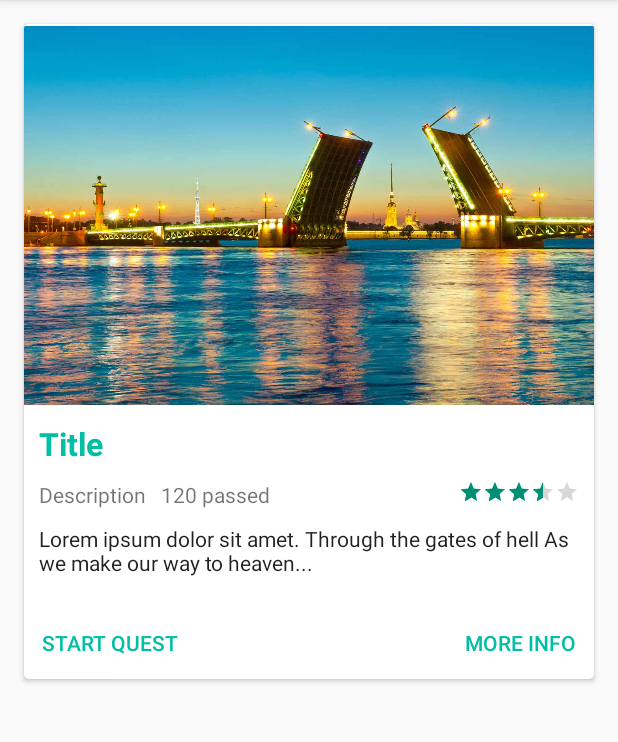
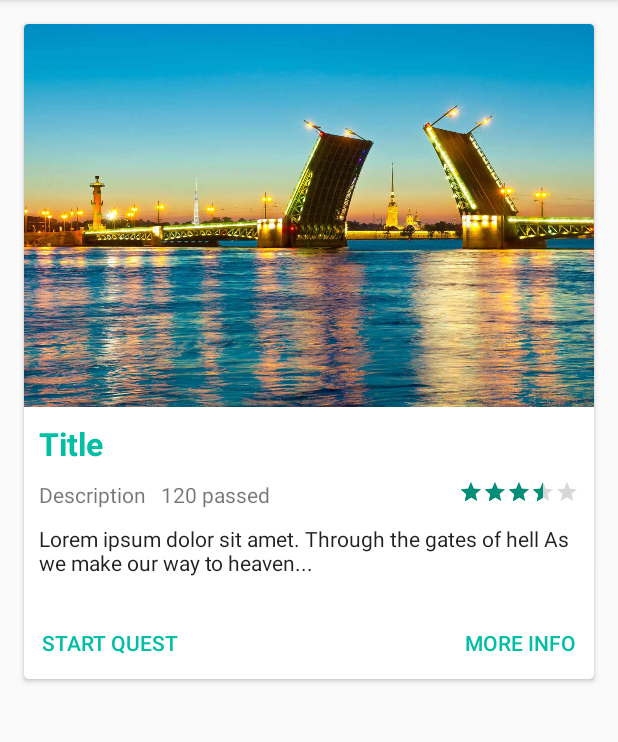
Before and after one commit to karvozavr/CityQuest, an Android app: the QuestInfoActivity screen opened directly, with no data from a screen before it, on a phone screen of 412 x 824 dp, the part 84-826 px from its top. Run offline under Robolectric (Android 15) with nearby library versions, the phone set to English and light mode, and no system bars; our stand-ins replace Picasso; pictures from the network do not load; 1 statement that could not run was skipped.

Commit message:
Add image loading from internet. Modify constructing questInfo in API. Lena strikes back.

```diff
--- a/CityQuest/app/build.gradle
+++ b/CityQuest/app/build.gradle
@@ -48,4 +48,6 @@ dependencies {
     compile 'com.google.android.gms:play-services-auth:11.8.0'
     // Drive
     implementation 'com.google.android.gms:play-services-drive:11.8.0'
+    // Picasso - image downloading library
+    compile 'com.squareup.picasso:picasso:2.5.2'
 }
--- a/CityQuest/app/src/main/java/ru/spbau/mit/karvozavr/api/utils/QuestInfoDeserializer.java
+++ b/CityQuest/app/src/main/java/ru/spbau/mit/karvozavr/api/utils/QuestInfoDeserializer.java
@@ -28,6 +28,6 @@ public class QuestInfoDeserializer implements JsonDeserializer<QuestInfo> {
         String description = jsonQuestInfoFields.get("description").getAsString();
         Integer rating = jsonQuestInfoFields.get("rating").getAsInt();
 
-        return new QuestInfo(id, title, author, null, avgDistance, description, (float)rating / peoplePassed, peoplePassed);
+        return new QuestInfo(id, title, author, image, avgDistance, description, (float)rating / peoplePassed, peoplePassed);
     }
 }
--- a/CityQuest/app/src/main/java/ru/spbau/mit/karvozavr/cityquest/quest/FinalQuestStep.java
+++ b/CityQuest/app/src/main/java/ru/spbau/mit/karvozavr/cityquest/quest/FinalQuestStep.java
@@ -2,13 +2,11 @@ package ru.spbau.mit.karvozavr.cityquest.quest;
 
 import android.app.Activity;
 import android.app.AlertDialog;
-import android.content.Intent;
 import android.support.v7.widget.AppCompatRatingBar;
 import android.view.View;
 import android.widget.Button;
 
 import ru.spbau.mit.karvozavr.cityquest.R;
-import ru.spbau.mit.karvozavr.cityquest.ui.QuestGalleryActivity;
 
 public class FinalQuestStep extends AbstractQuestStep {
 
--- a/CityQuest/app/src/main/java/ru/spbau/mit/karvozavr/cityquest/quest/KeywordQuestStep.java
+++ b/CityQuest/app/src/main/java/ru/spbau/mit/karvozavr/cityquest/quest/KeywordQuestStep.java
@@ -2,7 +2,6 @@ package ru.spbau.mit.karvozavr.cityquest.quest;
 
 import android.app.Activity;
 import android.app.AlertDialog;
-import android.content.Intent;
 import android.view.View;
 import android.widget.Button;
 import android.widget.EditText;
--- a/CityQuest/app/src/main/java/ru/spbau/mit/karvozavr/cityquest/quest/QuestInfo.java
+++ b/CityQuest/app/src/main/java/ru/spbau/mit/karvozavr/cityquest/quest/QuestInfo.java
@@ -8,7 +8,7 @@ public class QuestInfo implements Serializable {
     public final int id;
     public String name;
     public final String author;
-    public final Object image;
+    public final String image;
     public final float averageDistance;
     public final String description;
     public final String shortDescription;
@@ -20,7 +20,7 @@ public class QuestInfo implements Serializable {
     public QuestInfo(int id,
                      String title,
                      String author,
-                     Drawable image,
+                     String image,
                      float averageDistance,
                      String description,
                      float rating,
--- a/CityQuest/app/src/main/res/layout/gallery_quest.xml
+++ b/CityQuest/app/src/main/res/layout/gallery_quest.xml
@@ -22,13 +22,14 @@
             android:orientation="vertical">
 
             <ImageView
-                android:id="@+id/imageView"
-                android:layout_width="wrap_content"
+                android:id="@+id/quest_image"
+                android:layout_width="match_parent"
                 android:layout_height="255dp"
                 android:layout_alignParentStart="true"
                 android:layout_alignParentTop="true"
                 android:layout_marginBottom="@dimen/card_margin"
                 android:contentDescription="Image"
+                android:scaleType="centerCrop"
                 app:srcCompat="@mipmap/saint_petersburg" />
 
             <TextView
@@ -36,7 +37,7 @@
                 android:layout_width="wrap_content"
                 android:layout_height="wrap_content"
                 android:layout_alignParentStart="true"
-                android:layout_below="@+id/imageView"
+                android:layout_below="@+id/quest_image"
                 android:layout_marginStart="@dimen/card_margin"
                 android:text="Title"
                 android:textColor="@color/colorPrimary"
```
Also changed, not shown: CityQuest/app/src/main/java/ru/spbau/mit/karvozavr/cityquest/ui/QuestInfoActivity.java (+11 -0 lines), CityQuest/app/src/main/java/ru/spbau/mit/karvozavr/cityquest/ui/QuestStepActivity.java (+13 -0 lines), CityQuest/app/src/main/java/ru/spbau/mit/karvozavr/cityquest/ui/util/adapters/QuestInfoAdapter.java (+8 -1 lines), CityQuest/app/src/main/res/layout/activity_quest_step.xml (+9 -2 lines).
